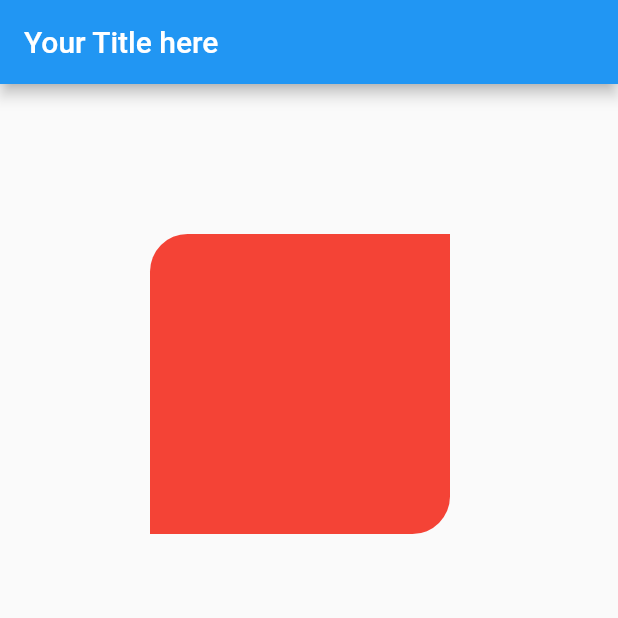
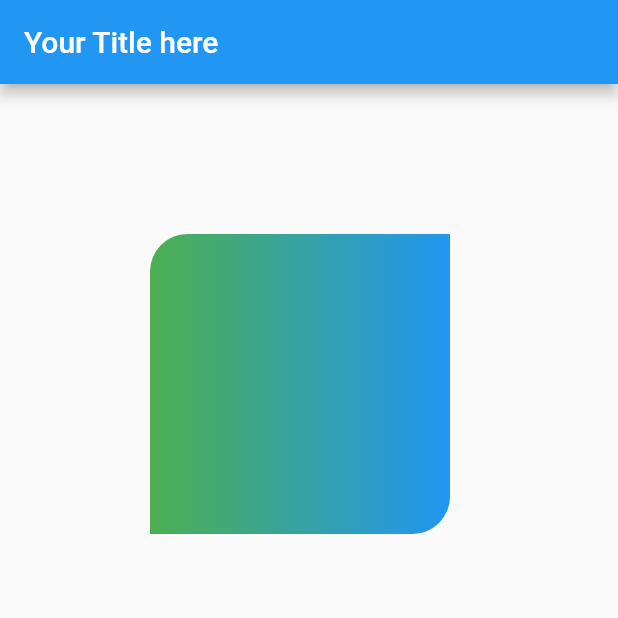
Before and after one commit to etczrn/flutter_projects, a Flutter app: the screen it shows after launch, on a phone screen of 412 x 824 dp, the top half of it. Run offline on Flutter 3.47's test engine with Material 2 defaults, Android fonts, the light colour scheme and no system bars; our stand-ins replace shared_preferences.

Commit message:
Closes #22; Using Gradients #22

```diff
--- a/hello_layout/lib/main.dart
+++ b/hello_layout/lib/main.dart
@@ -23,6 +23,10 @@ class MyApp extends StatelessWidget {
               // padding: const EdgeInsets.all(10.0),
               decoration: const BoxDecoration(
                   color: Colors.red,
+                  gradient: LinearGradient(tileMode: TileMode.clamp, colors: [
+                    Colors.green,
+                    Colors.blue,
+                  ]),
                   // shape: BoxShape.circle,
                   shape: BoxShape.rectangle,
                   borderRadius: BorderRadius.only(
```
